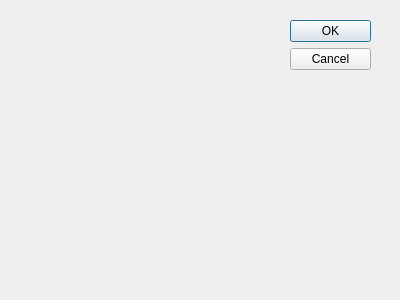
First picture: the form in UI/startdialog.ui, repository McHoundi/IslandGame, before the edit.
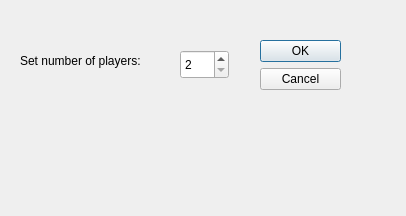
Second picture: the form after the edit.

```diff
--- a/UI/startdialog.ui
+++ b/UI/startdialog.ui
@@ -8,8 +8,8 @@
    <rect>
     <x>0</x>
     <y>0</y>
-    <width>400</width>
-    <height>300</height>
+    <width>406</width>
+    <height>216</height>
    </rect>
   </property>
   <property name="windowTitle">
@@ -18,10 +18,10 @@
   <widget name="buttonBox" class="QDialogButtonBox">
    <property name="geometry">
     <rect>
-     <x>290</x>
-     <y>20</y>
+     <x>260</x>
+     <y>40</y>
      <width>81</width>
-     <height>241</height>
+     <height>101</height>
     </rect>
    </property>
    <property name="orientation">
@@ -31,6 +31,35 @@
     <set>QDialogButtonBox::Cancel|QDialogButtonBox::Ok</set>
    </property>
   </widget>
+  <widget class="QLabel" name="PlayersLabel">
+   <property name="geometry">
+    <rect>
+     <x>20</x>
+     <y>50</y>
+     <width>161</width>
+     <height>21</height>
+    </rect>
+   </property>
+   <property name="text">
+    <string>Set number of players:</string>
+   </property>
+  </widget>
+  <widget class="QSpinBox" name="PlayersSpinbox">
+   <property name="geometry">
+    <rect>
+     <x>180</x>
+     <y>50</y>
+     <width>49</width>
+     <height>29</height>
+    </rect>
+   </property>
+   <property name="minimum">
+    <number>2</number>
+   </property>
+   <property name="maximum">
+    <number>4</number>
+   </property>
+  </widget>
  </widget>
  <pixmapfunction/>
  <resources/>
```
Left out of the diff: 21 changed lines with no effect on the pictures.
